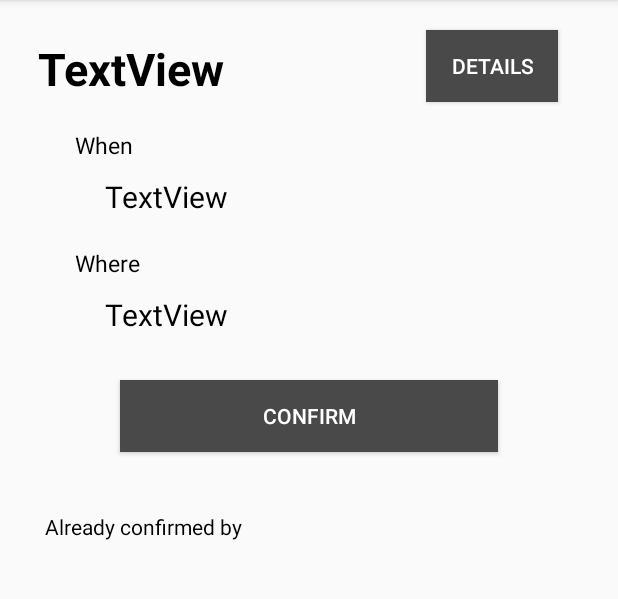
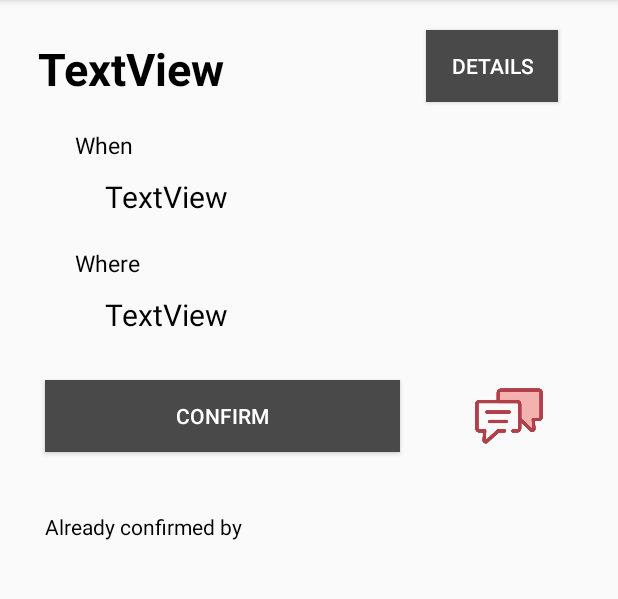
Before and after one commit to fraczekkrzysztof/gocycling-android, an Android app: the EventDetailActivity screen opened directly, with no data from a screen before it, on a phone screen of 412 x 824 dp, the part 84-683 px from its top. Run offline under Robolectric (Android 15) with nearby library versions, the phone set to English and light mode, and no system bars; our stand-ins replace Firebase (no records; nobody signed in at launch, a user with empty details on screens opened directly); libraries missing offline, so code that uses them is left out: com.loopj.android, cz.msebera.android; 5 statements that could not run were skipped.

Commit message:
Add button to start activity for conversations

```diff
--- a/app/src/main/res/layout/event_details.xml
+++ b/app/src/main/res/layout/event_details.xml
@@ -36,6 +36,8 @@
             app:layout_constraintHorizontal_bias="0.77"
             app:layout_constraintStart_toEndOf="@+id/event_detail_title"
             app:layout_constraintTop_toTopOf="parent" />
+
+
         <TextView
             android:id="@+id/event_detail_when_label"
             android:layout_width="wrap_content"
@@ -86,18 +88,32 @@
 
         <Button
             android:id="@+id/event_confirm_button"
-            android:layout_width="match_parent"
+            android:layout_width="0dp"
             android:layout_height="wrap_content"
+            android:layout_marginStart="30dp"
             android:layout_marginTop="30dp"
-            android:layout_marginStart="80dp"
-            android:layout_marginEnd="80dp"
+            android:layout_marginEnd="50dp"
+            android:background="@color/primaryDarkColor"
             android:text="@string/event_details_button_confirm"
-            android:background="@color/primaryDarkColor"
             android:textColor="@color/primaryTextColor"
+            app:layout_constraintBottom_toTopOf="@+id/event_detail_already_confirmed"
+            app:layout_constraintEnd_toStartOf="@id/event_conversation"
+            app:layout_constraintStart_toStartOf="parent"
+            app:layout_constraintTop_toBottomOf="@+id/event_detail_where" />
+
+        <ImageButton
+            android:id="@+id/event_conversation"
+            android:layout_width="45dp"
+            android:layout_height="45dp"
+            android:layout_marginEnd="50dp"
+            style="?android:attr/borderlessButtonStyle"
+            android:layout_marginBottom="10dp"
+            android:scaleType="fitXY"
+            android:background="@drawable/chat"
+            app:layout_constraintBottom_toTopOf="@+id/event_detail_already_confirmed"
             app:layout_constraintEnd_toEndOf="parent"
-            app:layout_constraintStart_toStartOf="parent"
-            app:layout_constraintTop_toBottomOf="@+id/event_detail_where"
-            app:layout_constraintBottom_toTopOf="@+id/event_detail_already_confirmed"/>
+            app:layout_constraintStart_toEndOf="@+id/event_confirm_button"
+            app:layout_constraintTop_toBottomOf="@+id/event_detail_where" />
 
 
         <TextView
```
Also changed, not shown: app/src/main/res/drawable-hdpi/chat.png (added), app/src/main/res/drawable-ldpi/chat.png (added), app/src/main/res/drawable-mdpi/chat.png (added), app/src/main/res/drawable-tvdpi/chat.png (added), app/src/main/res/drawable-xhdpi/chat.png (added), app/src/main/res/drawable-xxhdpi/chat.png (added), app/src/main/res/drawable-xxxhdpi/chat.png (added).
